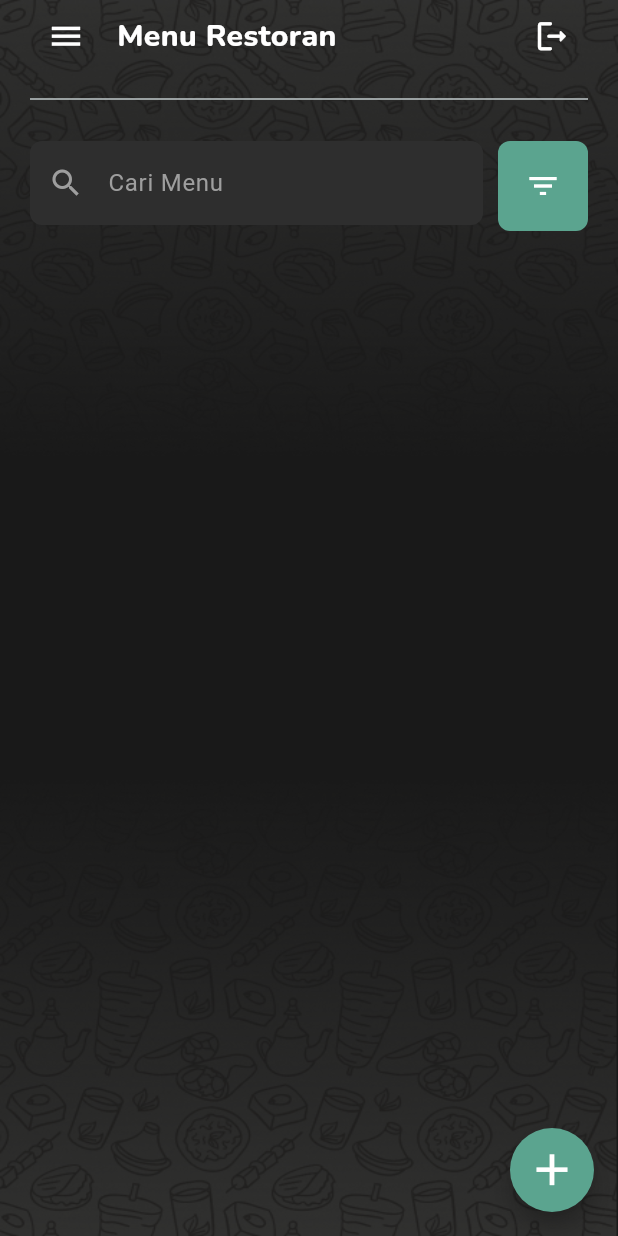
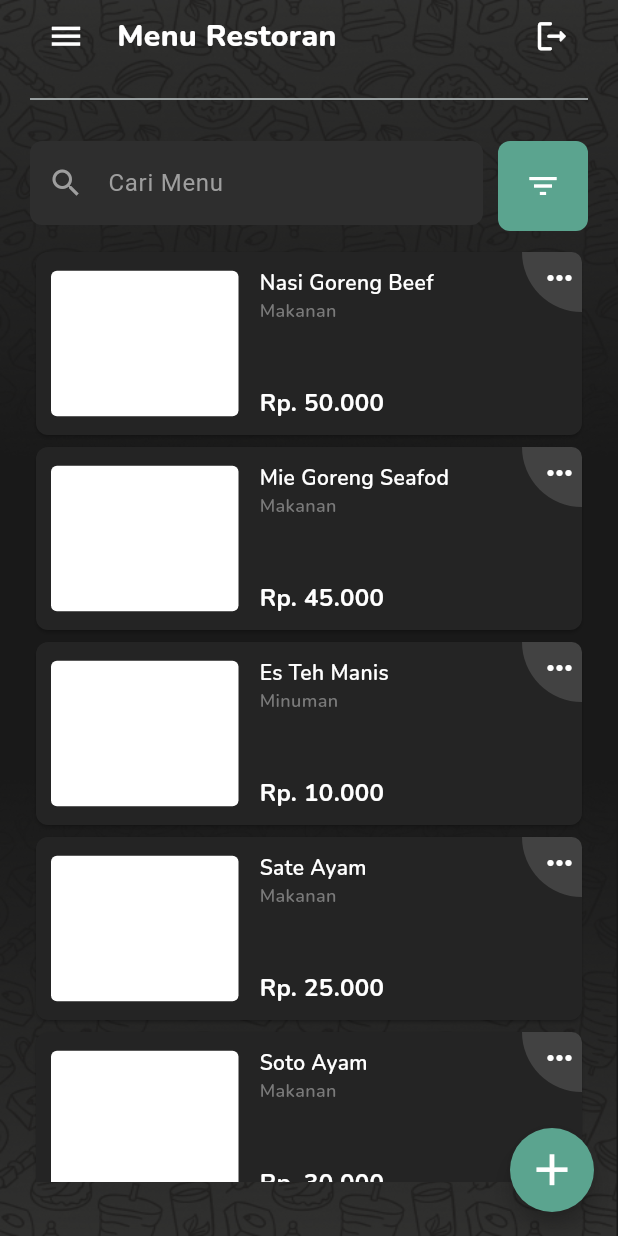
Before and after one commit to aryadinata07/manajemenPemesanan, a Flutter app: the MenuRestoranView screen opened by its route, on a phone screen of 412 x 824 dp. Run offline on Flutter 3.47's test engine with Material 3 defaults, Android fonts, the light colour scheme and no system bars; our stand-ins replace get, google_fonts, shared_preferences; accounts and stored records are empty.

Commit message:
feat: [AR] ADD Menu Item

```diff
--- /dev/null
+++ b/lib/app/global_components/menu_restoran.dart
@@ -0,0 +1,121 @@
+// menu_restoran_widget.dart
+
+import 'package:angkringan_omaci_ta/common/helper/themes.dart';
+import 'package:flutter/material.dart';
+import 'package:google_fonts/google_fonts.dart';
+
+class MenuRestoranWidget extends StatelessWidget {
+  final String name;
+  final String category;
+  final String price;
+
+  const MenuRestoranWidget({
+    Key? key,
+    required this.name,
+    required this.category,
+    required this.price,
+  }) : super(key: key);
+
+  @override
+  Widget build(BuildContext context) {
+    return Container(
+      height: 130,
+      width: double.infinity,
+      child: Card(
+        color: background,
+        shape: RoundedRectangleBorder(
+          borderRadius: BorderRadius.circular(8.0),
+        ),
+        child: Stack(
+          children: [
+            Padding(
+              padding: const EdgeInsets.all(10),
+              child: Row(
+                mainAxisAlignment: MainAxisAlignment.start,
+                crossAxisAlignment: CrossAxisAlignment.center,
+                children: [
+                  Padding(
+                    padding: const EdgeInsets.only(right: 14),
+                    child: Container(
+                      height: 97,
+                      width: 125,
+                      decoration: const BoxDecoration(
+                        color: white,
+                        borderRadius: BorderRadius.all(
+                          Radius.circular(4),
+                        ),
+                      ),
+                    ),
+                  ),
+                  Column(
+                    crossAxisAlignment: CrossAxisAlignment.start,
+                    children: [
+                      Text(
+                        name,
+                        style: GoogleFonts.nunito(
+                          textStyle: const TextStyle(
+                            fontSize: 14,
+                            fontWeight: FontWeight.w600,
+                            color: white,
+                          ),
+                        ),
+                      ),
+                      Text(
+                        category,
+                        style: GoogleFonts.nunito(
+                          textStyle: const TextStyle(
+                            fontSize: 12,
+                            fontWeight: FontWeight.w600,
+                            color: Color(0xff7A7A7A),
+                          ),
+                        ),
+                      ),
+                      const Spacer(),
+                      Text(
+                        price,
+                        style: GoogleFonts.nunito(
+                          textStyle: const TextStyle(
+                            fontSize: 16,
+                            fontWeight: FontWeight.w700,
+                            color: white,
+                          ),
+                        ),
+                      )
+                    ],
+                  ),
+                ],
+              ),
+            ),
+            Positioned(
+              top: 0,
+              right: 0,
+              child: GestureDetector(
+                onTap: () {
+                  print('Container diklik!');
+                },
+                child: Container(
+                  width: 40,
+                  height: 40,
+                  decoration: BoxDecoration(
+                    color: Colors.grey[800],
+                    borderRadius: const BorderRadius.only(
+                      bottomLeft: Radius.circular(46),
+                      topRight: Radius.circular(8),
+                    ),
+                  ),
+                  child: const Padding(
+                    padding: EdgeInsets.only(left: 10, bottom: 5),
+                    child: Icon(
+                      Icons.more_horiz,
+                      color: Colors.white,
+                    ),
+                  ),
+                ),
+              ),
+            ),
+          ],
+        ),
+      ),
+    );
+  }
+}
--- a/lib/app/pages/RoleKasir/tambahpesanan/tambahpesanan_controller.dart
+++ b/lib/app/pages/RoleKasir/tambahpesanan/tambahpesanan_controller.dart
@@ -8,7 +8,7 @@ class TambahPesananController extends GetxController {
       'price': 'Rp. 50.000',
     },
     {
-      'name': 'Mie Goreng Seafoodwdwdwdwdwdwdwdwd',
+      'name': 'Mie Goreng Seafod',
       'category': 'Makanan',
       'price': 'Rp. 45.000',
     },
--- a/lib/app/pages/RoleOwner/menurestoran/menurestoran_controller.dart
+++ b/lib/app/pages/RoleOwner/menurestoran/menurestoran_controller.dart
@@ -1,6 +1,34 @@
 import 'package:get/get.dart';
 
 class MenuRestoranController extends GetxController {
+  var makanan = [
+    {
+      'name': 'Nasi Goreng Beef',
+      'category': 'Makanan',
+      'price': 'Rp. 50.000',
+    },
+    {
+      'name': 'Mie Goreng Seafod',
+      'category': 'Makanan',
+      'price': 'Rp. 45.000',
+    },
+    {
+      'name': 'Es Teh Manis',
+      'category': 'Minuman',
+      'price': 'Rp. 10.000',
+    },
+    {
+      'name': 'Sate Ayam',
+      'category': 'Makanan',
+      'price': 'Rp. 25.000',
+    },
+    {
+      'name': 'Soto Ayam',
+      'category': 'Makanan',
+      'price': 'Rp. 30.000',
+    },
+  ];
+
   @override
   void onInit() {
     super.onInit();
--- a/lib/app/pages/RoleOwner/menurestoran/menurestoran_view.dart
+++ b/lib/app/pages/RoleOwner/menurestoran/menurestoran_view.dart
@@ -1,8 +1,11 @@
 import 'package:angkringan_omaci_ta/app/global_components/appbar_owner.dart';
 import 'package:angkringan_omaci_ta/app/global_components/background.dart';
+import 'package:angkringan_omaci_ta/app/global_components/menu_restoran.dart';
+import 'package:angkringan_omaci_ta/app/pages/RoleOwner/menurestoran/menurestoran_controller.dart';
 import 'package:angkringan_omaci_ta/app/global_components/sidebar/sidebar_view.dart';
 import 'package:angkringan_omaci_ta/common/helper/themes.dart';
-import 'menurestoran_controller.dart';
+import 'package:flutter/cupertino.dart';
+import 'package:flutter/widgets.dart';
 import 'package:flutter/material.dart';
 import 'package:get/get.dart';
 
@@ -26,7 +29,10 @@ class MenuRestoranView extends StatelessWidget {
                       child: Column(
                         crossAxisAlignment: CrossAxisAlignment.start,
                         children: [
-                          CustomAppBar(context: context, title: 'Menu Restoran',),
+                          CustomAppBar(
+                            context: context,
+                            title: 'Menu Restoran',
+                          ),
                           Padding(
                             padding: const EdgeInsets.only(top: 20),
                             child: Row(
@@ -43,7 +49,8 @@ class MenuRestoranView extends StatelessWidget {
                                       filled: true,
                                       fillColor: textFieldBackground,
                                       border: OutlineInputBorder(
-                                            borderRadius: BorderRadius.circular(8.0),
+                                        borderRadius:
+                                            BorderRadius.circular(8.0),
                                         borderSide: BorderSide.none,
                                       ),
                                       prefixIcon: const Icon(
@@ -52,12 +59,10 @@ class MenuRestoranView extends StatelessWidget {
                                       ),
                                     ),
                                     style: const TextStyle(
-                                          color: grey,  // Set the color of the entered value to grey
+                                      color: grey,
                                     ),
                                   ),
-                                    )
-
-                                ),
+                                )),
                                 const SizedBox(width: 10.0),
                                 Container(
                                   height: 60,
@@ -77,6 +82,23 @@ class MenuRestoranView extends StatelessWidget {
                               ],
                             ),
                           ),
+                          Padding(
+                              padding: const EdgeInsets.only(top: 10),
+                              child: SizedBox(
+                                height: MediaQuery.of(context).size.height -
+                                    200, // Sesuaikan tinggi ListView
+                                child: ListView.builder(
+                                  itemCount: controller.makanan.length,
+                                  itemBuilder: (context, index) {
+                                    final menu = controller.makanan[index];
+                                    return MenuRestoranWidget(
+                                      name: menu['name']!,
+                                      category: menu['category']!,
+                                      price: menu['price']!,
+                                    );
+                                  },
+                                ),
+                              ))
                         ],
                       ),
                     ),
--- a/lib/common/routes/app_pages.dart
+++ b/lib/common/routes/app_pages.dart
@@ -15,8 +15,8 @@ class AppPages {
     // TESTING ROUTES
     GetPage(
       name: Routes.TESTING,
-      page: () => const TambahPesananView(),
-      binding: TambahPesananBinding(),
+      page: () => const MenuRestoranView(),
+      binding: MenuRestoranBinding(),
     ),
 
 
--- a/lib/main.dart
+++ b/lib/main.dart
@@ -25,7 +25,7 @@ class MyApp extends StatelessWidget {
         ),
         useMaterial3: true,
       ),
-      initialRoute: AppPages.INITIAL,
+      initialRoute: Routes.TESTING,
       getPages: AppPages.routes,
     );
   }
```
Also changed, not shown: lib/app/global_components/menu_item.dart (+3 -4 lines), lib/app/global_components/popUp_logout.dart (added, +121 -0 lines), lib/app/pages/RoleKasir/tambahpesanan/tambahpesanan_view.dart (+5 -5 lines). Lines whose indentation alone changed are shown as unchanged.
